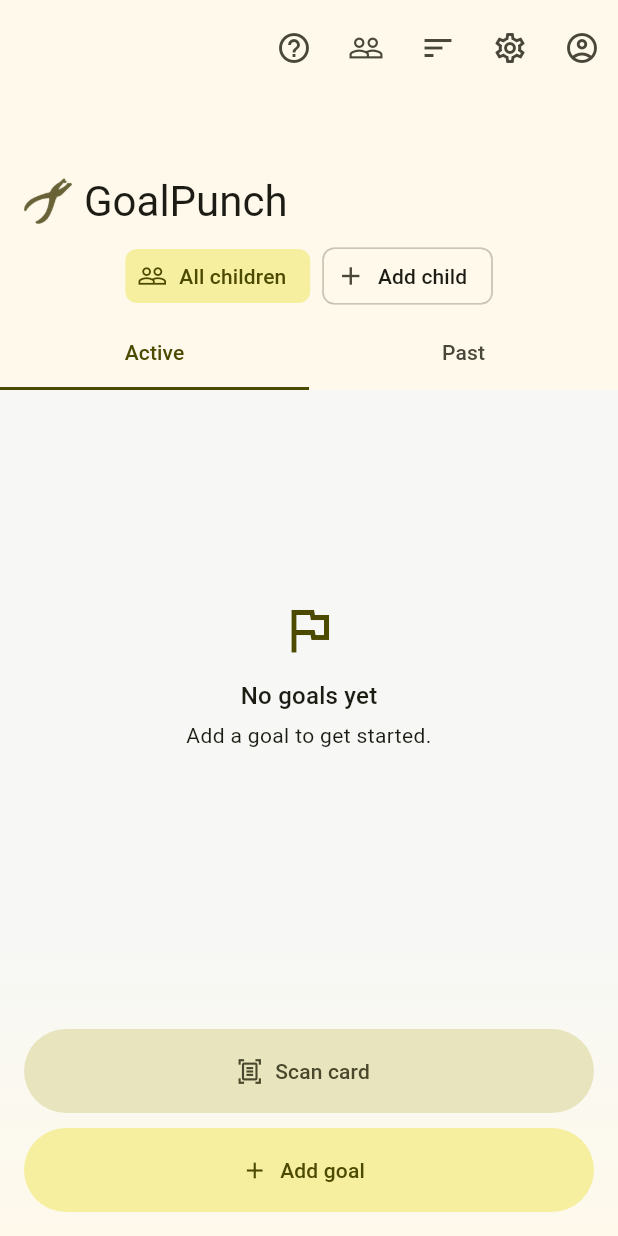
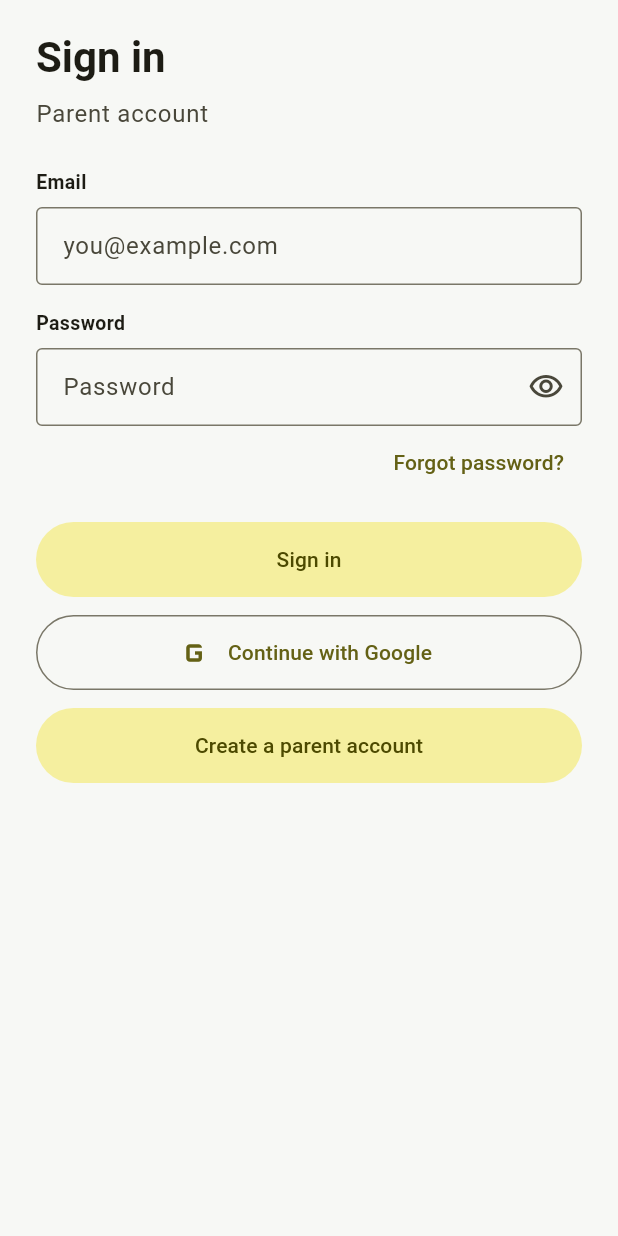
Before and after one commit to pjtsearch/inf151-app, a Flutter app: the screen it shows after launch, on a phone screen of 412 x 824 dp. Run offline on Flutter 3.47's test engine with Material 3 defaults, Android fonts, the phone set to English and light mode, and no system bars; our stand-ins replace audioplayers, camera, firebase_auth, firebase_core, firebase_storage, flutter_dotenv and 8 more; missing offline and left inert: barcode, flutter_confetti, flutter_zxing, onboarding_overlay; accounts and stored records are empty.

Commit message:
feat: Add firebase account support

```diff
--- a/lib/app.dart
+++ b/lib/app.dart
@@ -1,12 +1,15 @@
 import 'package:flutter/material.dart';
 
+import 'screens/auth_gate.dart';
 import 'screens/goals_page.dart';
+import 'screens/login_page.dart';
 import 'services/goal_reminder_service.dart';
 
 class GoalApp extends StatelessWidget {
-  const GoalApp({super.key, this.reminderService});
+  const GoalApp({super.key, this.reminderService, this.firebaseError});
 
   final GoalReminderService? reminderService;
+  final Object? firebaseError;
 
   @override
   Widget build(BuildContext context) {
@@ -16,9 +19,43 @@ class GoalApp extends StatelessWidget {
       theme: _buildTheme(Brightness.light),
       darkTheme: _buildTheme(Brightness.dark),
       themeMode: ThemeMode.system,
-      home: GoalsPage(reminderService: reminderService),
+      home: firebaseError != null
+          ? FirebaseSetupPage(error: firebaseError!)
+          : AuthGate(
+              signedIn: GoalsPage(reminderService: reminderService),
+              signedOut: const LoginPage(),
+            ),
     );
   }
+}
+
+class FirebaseSetupPage extends StatelessWidget {
+  const FirebaseSetupPage({super.key, required this.error});
+
+  final Object error;
+
+  @override
+  Widget build(BuildContext context) => Scaffold(
+    body: Center(
+      child: ConstrainedBox(
+        constraints: const BoxConstraints(maxWidth: 480),
+        child: Padding(
+          padding: const EdgeInsets.all(24),
+          child: Column(
+            mainAxisSize: MainAxisSize.min,
+            crossAxisAlignment: CrossAxisAlignment.start,
+            children: [
+              Text('Connect Firebase', style: Theme.of(context).textTheme.headlineMedium),
+              const SizedBox(height: 12),
+              const Text('Run `flutterfire configure` for this project, then restart the app.'),
+              const SizedBox(height: 12),
+              Text('$error', style: Theme.of(context).textTheme.bodySmall),
+            ],
+          ),
+        ),
+      ),
+    ),
+  );
 }
 
 ThemeData _buildTheme(Brightness brightness) {
--- /dev/null
+++ b/lib/screens/auth_gate.dart
@@ -0,0 +1,20 @@
+import 'package:firebase_auth/firebase_auth.dart';
+import 'package:flutter/material.dart';
+
+class AuthGate extends StatelessWidget {
+  const AuthGate({super.key, required this.signedIn, required this.signedOut});
+
+  final Widget signedIn;
+  final Widget signedOut;
+
+  @override
+  Widget build(BuildContext context) => StreamBuilder<User?>(
+    stream: FirebaseAuth.instance.authStateChanges(),
+    builder: (context, snapshot) {
+      if (snapshot.connectionState == ConnectionState.waiting) {
+        return const Scaffold(body: Center(child: CircularProgressIndicator()));
+      }
+      return snapshot.data == null ? signedOut : signedIn;
+    },
+  );
+}
--- /dev/null
+++ b/lib/screens/login_page.dart
@@ -0,0 +1,281 @@
+import 'package:firebase_auth/firebase_auth.dart';
+import 'package:flutter/foundation.dart';
+import 'package:flutter/material.dart';
+import 'package:google_sign_in/google_sign_in.dart';
+
+class LoginPage extends StatefulWidget {
+  const LoginPage({super.key});
+
+  @override
+  State<LoginPage> createState() => _LoginPageState();
+}
+
+class _LoginPageState extends State<LoginPage> {
+  static Future<void>? _googleInitialization;
+  final _formKey = GlobalKey<FormState>();
+  final _email = TextEditingController();
+  final _password = TextEditingController();
+  final _confirmPassword = TextEditingController();
+  final _name = TextEditingController();
+  bool _creatingAccount = false;
+  bool _busy = false;
+  bool _obscurePassword = true;
+  String? _error;
+
+  @override
+  void dispose() {
+    _email.dispose();
+    _password.dispose();
+    _confirmPassword.dispose();
+    _name.dispose();
+    super.dispose();
+  }
+
+  Future<void> _submitEmail() async {
+    if (!_formKey.currentState!.validate()) return;
+    setState(() {
+      _busy = true;
+      _error = null;
+    });
+    try {
+      final auth = FirebaseAuth.instance;
+      if (_creatingAccount) {
+        final credential = await auth.createUserWithEmailAndPassword(
+          email: _email.text.trim(),
+          password: _password.text,
+        );
+        final name = _name.text.trim();
+        if (name.isNotEmpty) await credential.user?.updateDisplayName(name);
+      } else {
+        await auth.signInWithEmailAndPassword(
+          email: _email.text.trim(),
+          password: _password.text,
+        );
+      }
+    } on FirebaseAuthException catch (error) {
+      _showError(_friendlyAuthError(error));
+    } catch (_) {
+      _showError('Could not sign in right now. Please try again.');
+    } finally {
+      if (mounted) setState(() => _busy = false);
+    }
+  }
+
+  Future<void> _signInWithGoogle() async {
+    setState(() {
+      _busy = true;
+      _error = null;
+    });
+    try {
+      final auth = FirebaseAuth.instance;
+      if (kIsWeb) {
+        await auth.signInWithPopup(GoogleAuthProvider());
+      } else {
+        final google = GoogleSignIn.instance;
+        _googleInitialization ??= google.initialize();
+        await _googleInitialization;
+        final account = await google.authenticate();
+        final idToken = account.authentication.idToken;
+        if (idToken == null) {
+          throw FirebaseAuthException(
+            code: 'missing-google-token',
+            message: 'Google did not return an ID token.',
+          );
+        }
+        final credential = GoogleAuthProvider.credential(idToken: idToken);
+        await auth.signInWithCredential(credential);
+      }
+    } on FirebaseAuthException catch (error) {
+      _showError(_friendlyAuthError(error));
+    } on GoogleSignInException catch (error) {
+      if (error.code != GoogleSignInExceptionCode.canceled) {
+        _showError('Google sign-in could not be completed. Check Firebase and Google setup.');
+      }
+    } catch (_) {
+      _showError('Google sign-in could not be completed. Check Firebase and Google setup.');
+    } finally {
+      if (mounted) setState(() => _busy = false);
+    }
+  }
+
+  Future<void> _resetPassword() async {
+    final email = _email.text.trim();
+    if (email.isEmpty) {
+      _showError('Enter your email address first.');
+      return;
+    }
+    try {
+      await FirebaseAuth.instance.sendPasswordResetEmail(email: email);
+      if (mounted) {
+        ScaffoldMessenger.of(context).showSnackBar(
+          const SnackBar(content: Text('Password reset email sent.')),
+        );
+      }
+    } on FirebaseAuthException catch (error) {
+      _showError(_friendlyAuthError(error));
+    }
+  }
+
+  void _showError(String message) {
+    if (mounted) setState(() => _error = message);
+  }
+
+  void _toggleMode() => setState(() {
+    _creatingAccount = !_creatingAccount;
+    _error = null;
+  });
+
+  @override
+  Widget build(BuildContext context) {
+    final theme = Theme.of(context);
+    final colors = theme.colorScheme;
+    final textTheme = theme.textTheme;
+
+    return Scaffold(
+      body: SafeArea(
+        child: Center(
+          child: ConstrainedBox(
+            constraints: const BoxConstraints(maxWidth: 440),
+            child: ListView(
+              padding: const EdgeInsets.fromLTRB(24, 20, 24, 28),
+              children: [
+                Text(
+                  _creatingAccount ? 'Create account' : 'Sign in',
+                  style: textTheme.headlineMedium?.copyWith(
+                    fontWeight: FontWeight.w700,
+                  ),
+                ),
+                const SizedBox(height: 8),
+                Text(
+                  _creatingAccount ? 'Create your parent account' : 'Parent account',
+                  style: textTheme.bodyLarge?.copyWith(color: colors.onSurfaceVariant),
+                ),
+                const SizedBox(height: 24),
+                Form(
+                  key: _formKey,
+                  child: Column(
+                    crossAxisAlignment: CrossAxisAlignment.stretch,
+                    children: [
+                      if (_creatingAccount) ...[
+                        _label('Name'),
+                        TextFormField(
+                          controller: _name,
+                          textCapitalization: TextCapitalization.words,
+                          textInputAction: TextInputAction.next,
+                          decoration: _decoration('Your name'),
+                        ),
+                        const SizedBox(height: 16),
+                      ],
+                      _label('Email'),
+                      TextFormField(
+                        controller: _email,
+                        keyboardType: TextInputType.emailAddress,
+                        textInputAction: TextInputAction.next,
+                        autofillHints: const [AutofillHints.email],
+                        decoration: _decoration('you@example.com'),
+                        validator: (value) {
+                          final email = value?.trim() ?? '';
+                          if (email.isEmpty || !email.contains('@')) return 'Enter a valid email address.';
+                          return null;
+                        },
+                      ),
+                      const SizedBox(height: 16),
+                      _label('Password'),
+                      TextFormField(
+                        controller: _password,
+                        obscureText: _obscurePassword,
+                        textInputAction: _creatingAccount ? TextInputAction.next : TextInputAction.done,
+                        autofillHints: [_creatingAccount ? AutofillHints.newPassword : AutofillHints.password],
+                        decoration: _decoration('Password').copyWith(
+                          suffixIcon: IconButton(
+                            onPressed: () => setState(() => _obscurePassword = !_obscurePassword),
+                            icon: Icon(_obscurePassword ? Icons.visibility_outlined : Icons.visibility_off_outlined),
+                          ),
+                        ),
+                        validator: (value) {
+                          final password = value ?? '';
+                          if (password.isEmpty) return 'Enter your password.';
+                          if (_creatingAccount && password.length < 6) return 'Use at least 6 characters.';
+                          return null;
+                        },
+                      ),
+                      if (_creatingAccount) ...[
+                        const SizedBox(height: 16),
+                        _label('Confirm password'),
+                        TextFormField(
+                          controller: _confirmPassword,
+                          obscureText: true,
+                          textInputAction: TextInputAction.done,
+                          decoration: _decoration('Confirm password'),
+                          validator: (value) => value != _password.text ? 'Passwords do not match.' : null,
+                        ),
+                      ] else ...[
+                        Align(
+                          alignment: Alignment.centerRight,
+                          child: TextButton(onPressed: _busy ? null : _resetPassword, child: const Text('Forgot password?')),
+                        ),
+                      ],
+                      if (_error != null) ...[
+                        const SizedBox(height: 8),
+                        Text(_error!, style: TextStyle(color: Theme.of(context).colorScheme.error)),
+                      ],
+                      const SizedBox(height: 16),
+                      SizedBox(
+                        height: 50,
+                        child: FilledButton(
+                          onPressed: _busy ? null : _submitEmail,
+                          style: FilledButton.styleFrom(minimumSize: const Size.fromHeight(50)),
+                          child: _busy ? const SizedBox.square(dimension: 20, child: CircularProgressIndicator(strokeWidth: 2, color: Colors.white)) : Text(_creatingAccount ? 'Create account' : 'Sign in'),
+                        ),
+                      ),
+                      const SizedBox(height: 12),
+                      SizedBox(
+                        height: 50,
+                        child: OutlinedButton.icon(
+                          onPressed: _busy ? null : _signInWithGoogle,
+                          icon: const Icon(Icons.g_mobiledata, size: 28),
+                          label: const Text('Continue with Google'),
+                          style: OutlinedButton.styleFrom(minimumSize: const Size.fromHeight(50)),
+                        ),
+                      ),
+                      const SizedBox(height: 12),
+                      SizedBox(
+                        height: 50,
+                        child: FilledButton(
+                          onPressed: _busy ? null : _toggleMode,
+                          style: FilledButton.styleFrom(minimumSize: const Size.fromHeight(50)),
+                          child: Text(_creatingAccount ? 'I already have an account' : 'Create a parent account'),
+                        ),
+                      ),
+                    ],
+                  ),
+                ),
+              ],
+            ),
+          ),
+        ),
+      ),
+    );
+  }
+
+  Widget _label(String text) => Padding(
+    padding: const EdgeInsets.only(bottom: 7),
+    child: Text(text, style: const TextStyle(fontSize: 13, fontWeight: FontWeight.w600)),
+  );
+
+  InputDecoration _decoration(String hint) => InputDecoration(
+    hintText: hint,
+    contentPadding: const EdgeInsets.symmetric(horizontal: 14, vertical: 14),
+    border: const OutlineInputBorder(),
+  );
+}
+
+String _friendlyAuthError(FirebaseAuthException error) => switch (error.code) {
+  'email-already-in-use' => 'An account already exists for that email.',
+  'invalid-email' => 'Enter a valid email address.',
+  'weak-password' => 'Choose a stronger password.',
+  'user-not-found' || 'wrong-password' || 'invalid-credential' => 'Email or password is incorrect.',
+  'too-many-requests' => 'Too many attempts. Please try again later.',
+  'network-request-failed' => 'Check your internet connection and try again.',
+  _ => error.message ?? 'Authentication failed. Please try again.',
+};
--- a/pubspec.yaml
+++ b/pubspec.yaml
@@ -32,6 +32,11 @@ dependencies:
 
   flutter:
     sdk: flutter
+
+  firebase_core: ^4.4.0
+  firebase_auth: ^6.1.3
+  firebase_storage: ^13.6.1
+  google_sign_in: ^7.2.0
 
   flutter_confetti: ^0.9.2
   audioplayers: ^6.8.1
```
Also changed, not shown: lib/main.dart (+11 -1 lines), lib/screens/account_page.dart (+49 -19 lines), lib/screens/goals_page.dart (+19 -4 lines), firebase.json (added), lib/firebase_options.dart (added), pubspec.lock, 3 other files.
